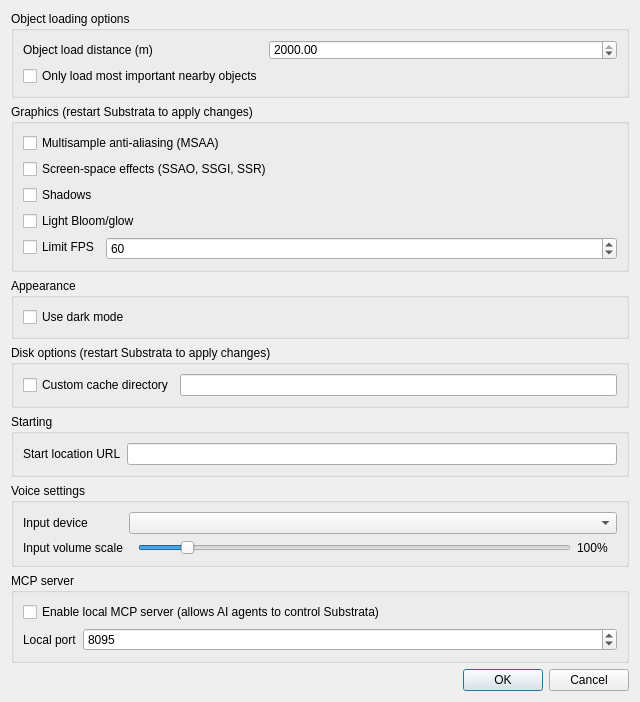
Old version of the form gui_client/MainOptionsDialog.ui in the repository glaretechnologies/substrata.
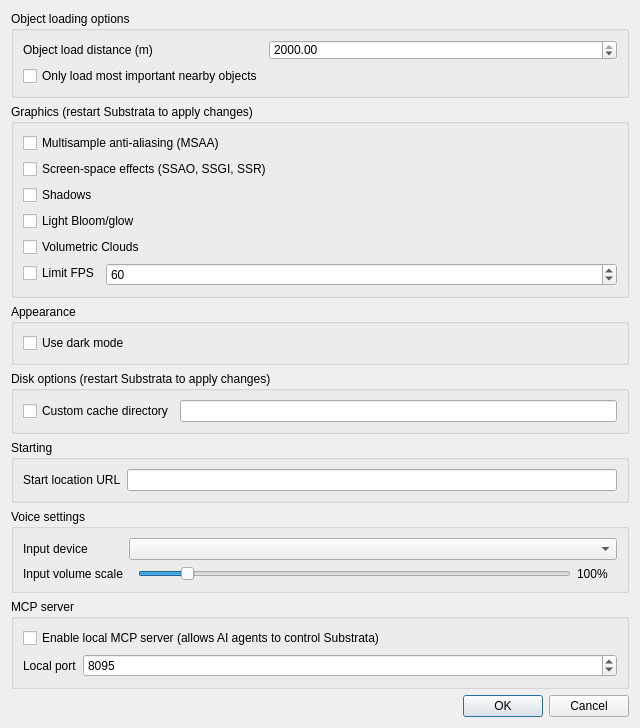
New version of the form. Custom widgets are drawn as their Qt base class.

Commit message: Added volumetric clouds checkbox in options.  Off by default.

Patch:
```diff
--- a/gui_client/MainOptionsDialog.ui
+++ b/gui_client/MainOptionsDialog.ui
@@ -102,6 +102,13 @@
         </property>
        </widget>
       </item>
+      <item>
+       <widget class="QCheckBox" name="volumetricCloudsCheckBox">
+        <property name="text">
+         <string>Volumetric Clouds</string>
+        </property>
+       </widget>
+      </item>
       <item>
        <widget class="QWidget" name="widget" native="true">
         <layout class="QFormLayout" name="formLayout">
```
The commit also changes 3 other files.
